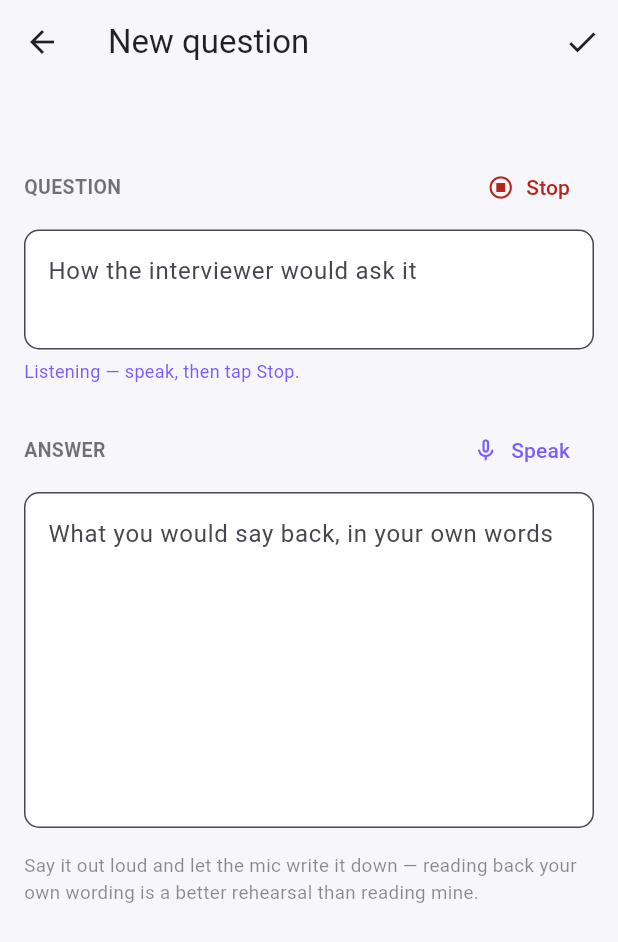
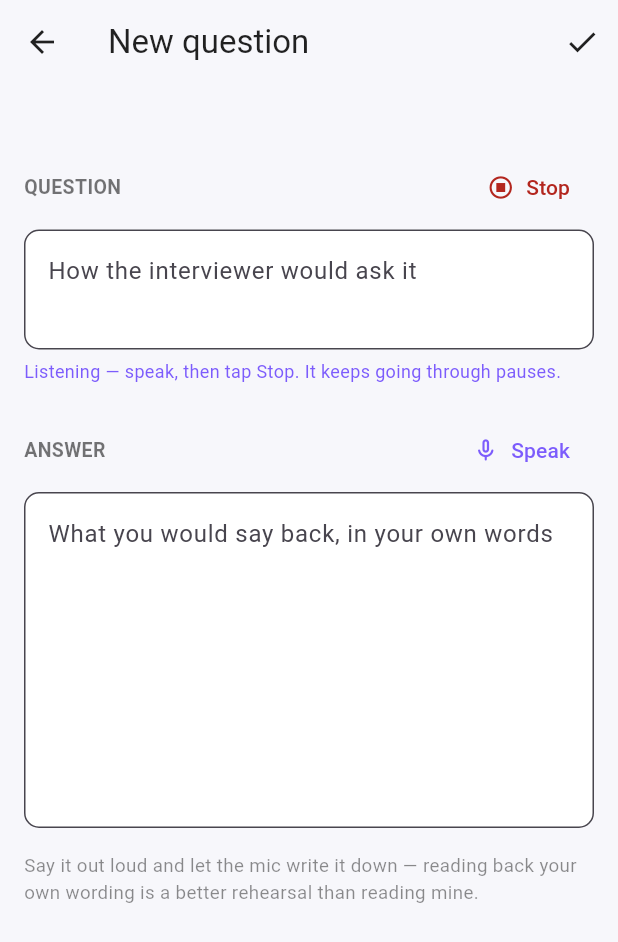
Before and after one commit to Ahassu/ahassu, a Flutter app: the CardEditorScreen screen opened directly with empty values, after a tap on "Speak", on a phone screen of 412 x 824 dp. Shown: the top 942 px of the screen. Run offline on Flutter 3.47's test engine with Material 3 defaults, Android fonts, the phone set to English and light mode, and no system bars; our stand-ins replace cloud_firestore, firebase_core, flutter_riverpod, speech_to_text; accounts and stored records are empty.

Commit message:
Stop dictation failing silently
Three faults, all of which look identical from the outside -- you tap Speak
and nothing useful happens.

The recogniser stops on its own. Browsers end a session after a pause, and an
error ends it too. Nothing was watching for that, so the button stayed on
"Stop" while nothing was being recorded. It now listens for status and error
callbacks and resets itself.

Separate utterances overwrote each other. Results arrive as the whole current
utterance rather than as a delta, so pausing and speaking again replaced what
you had just said. Finalised utterances are now committed and the field is
rebuilt from those, so speech accumulates.

Failures were swallowed. The snackbar said "unavailable" with no reason, which
is useless for working out whether it is the browser, the permission, or the
platform. It now reports what the platform actually said.

Also switched to dictation listen mode with a longer pause tolerance, since a
spoken interview answer has pauses in it by nature.

Co-Authored-By: Claude Opus 5 <noreply@anthropic.com>

```diff
--- a/lib/widgets/dictation_field.dart
+++ b/lib/widgets/dictation_field.dart
@@ -3,29 +3,76 @@ import 'package:speech_to_text/speech_to_text.dart';
 
 import '../theme.dart';
 
-/// A text field with a mic button that types what you say into it.
+/// Shared recogniser for the fields on one screen.
 ///
-/// One recogniser is shared across the fields on a screen, because the
-/// platform only allows one active session — starting a second while the
-/// first is live fails silently, which looks exactly like a broken button.
+/// The platform allows a single recognition session at a time, so starting a
+/// second while one is live fails silently — which looks exactly like a broken
+/// button. Sharing one instance makes switching fields stop the previous
+/// session first.
+///
+/// The recogniser also stops by itself: browsers end a session after a pause,
+/// and errors end it too. Nothing polls for that, so [onStopped] is how the
+/// field learns it is no longer listening. Without it the button sits on
+/// "Stop" forever while nothing is being recorded, which is the most confusing
+/// possible failure.
 class DictationController {
   final SpeechToText _speech = SpeechToText();
-  bool _ready = false;
+  bool _initialized = false;
 
-  Future<bool> ensureReady() async {
-    if (_ready) return true;
-    _ready = await _speech.initialize(
-      onError: (e) => debugPrint('Ahassu: speech error — ${e.errorMsg}'),
+  /// Last message from the platform, shown to the user rather than swallowed.
+  String? lastError;
+
+  void Function(String words, bool isFinal)? _onWords;
+  void Function()? _onStopped;
+
+  bool get isAvailable => _initialized;
+
+  Future<bool> _init() async {
+    if (_initialized) return true;
+    _initialized = await _speech.initialize(
+      onError: (e) {
+        lastError = e.errorMsg;
+        debugPrint('Ahassu: speech error — ${e.errorMsg}');
+        _onStopped?.call();
+      },
+      onStatus: (status) {
+        if (status == 'done' || status == 'notListening') _onStopped?.call();
+      },
     );
-    return _ready;
+    if (!_initialized) {
+      lastError ??= 'speech recognition unavailable in this browser';
+    }
+    return _initialized;
   }
 
-  bool get isListening => _speech.isListening;
+  Future<bool> start({
+    required void Function(String words, bool isFinal) onWords,
+    required void Function() onStopped,
+  }) async {
+    lastError = null;
+    if (_speech.isListening) await _speech.stop();
+    if (!await _init()) return false;
 
-  Future<void> stop() => _speech.stop();
+    _onWords = onWords;
+    _onStopped = onStopped;
+    await _speech.listen(
+      onResult: (r) => _onWords?.call(r.recognizedWords, r.finalResult),
+      listenOptions: SpeechListenOptions(
+        partialResults: true,
+        // Dictation mode keeps the session open through natural pauses, which
+        // is what long spoken answers need.
+        listenMode: ListenMode.dictation,
+        cancelOnError: false,
+        listenFor: const Duration(minutes: 5),
+        pauseFor: const Duration(seconds: 8),
+      ),
+    );
+    return true;
+  }
 
-  Future<void> listen(void Function(String words) onWords) async {
-    await _speech.listen(onResult: (r) => onWords(r.recognizedWords));
+  Future<void> stop() async {
+    _onStopped = null;
+    await _speech.stop();
   }
 }
 
@@ -52,40 +99,54 @@ class DictationField extends StatefulWidget {
 class _DictationFieldState extends State<DictationField> {
   bool _listening = false;
 
-  /// What was in the field when dictation started. Results arrive as the whole
-  /// utterance each time rather than as a delta, so the text is rebuilt from
-  /// this base instead of appended to, which would repeat every word.
-  String _base = '';
+  /// Text that is settled: what was already in the field, plus every utterance
+  /// the recogniser has finalised. Results arrive as the whole current
+  /// utterance rather than as a delta, so the field is rebuilt from this each
+  /// time. Without it, pausing and speaking again would replace what you said
+  /// first rather than continue it.
+  String _committed = '';
+
+  void _setText(String words, bool isFinal) {
+    final text = _committed.isEmpty ? words : '$_committed $words';
+    widget.controller.value = TextEditingValue(
+      text: text,
+      selection: TextSelection.collapsed(offset: text.length),
+    );
+    if (isFinal) _committed = text;
+  }
 
   Future<void> _toggle() async {
     if (_listening) {
       await widget.dictation.stop();
-      setState(() => _listening = false);
+      if (mounted) setState(() => _listening = false);
       return;
     }
 
-    final ready = await widget.dictation.ensureReady();
-    if (!ready) {
-      if (!mounted) return;
+    _committed = widget.controller.text.trimRight();
+    final started = await widget.dictation.start(
+      onWords: (words, isFinal) {
+        if (words.isNotEmpty) _setText(words, isFinal);
+      },
+      onStopped: () {
+        if (mounted) setState(() => _listening = false);
+      },
+    );
+
+    if (!mounted) return;
+    if (!started) {
+      final reason = widget.dictation.lastError ?? 'unknown reason';
       ScaffoldMessenger.of(context).showSnackBar(
-        const SnackBar(
+        SnackBar(
+          duration: const Duration(seconds: 8),
           content: Text(
-            'Dictation is unavailable. Check the microphone permission for '
-            'this browser, and note that Chrome and Edge support it best.',
+            'Dictation could not start ($reason). Use Chrome or Edge, and '
+            'allow the microphone when the browser asks.',
           ),
         ),
       );
       return;
     }
-
-    _base = widget.controller.text.trimRight();
     setState(() => _listening = true);
-    await widget.dictation.listen((words) {
-      if (words.isEmpty) return;
-      widget.controller.text = _base.isEmpty ? words : '$_base $words';
-      widget.controller.selection =
-          TextSelection.collapsed(offset: widget.controller.text.length);
-    });
   }
 
   @override
@@ -102,7 +163,8 @@ class _DictationFieldState extends State<DictationField> {
         Row(
           children: [
             Text(widget.label,
-                style: const TextStyle(fontSize: 13, fontWeight: FontWeight.w700, color: Colors.black54)),
+                style: const TextStyle(
+                    fontSize: 13, fontWeight: FontWeight.w700, color: Colors.black54)),
             const Spacer(),
             TextButton.icon(
               onPressed: _toggle,
@@ -131,7 +193,7 @@ class _DictationFieldState extends State<DictationField> {
         if (_listening)
           const Padding(
             padding: EdgeInsets.only(top: 6),
-            child: Text('Listening — speak, then tap Stop.',
+            child: Text('Listening — speak, then tap Stop. It keeps going through pauses.',
                 style: TextStyle(fontSize: 12, color: kPrimaryPurple)),
           ),
       ],
```
